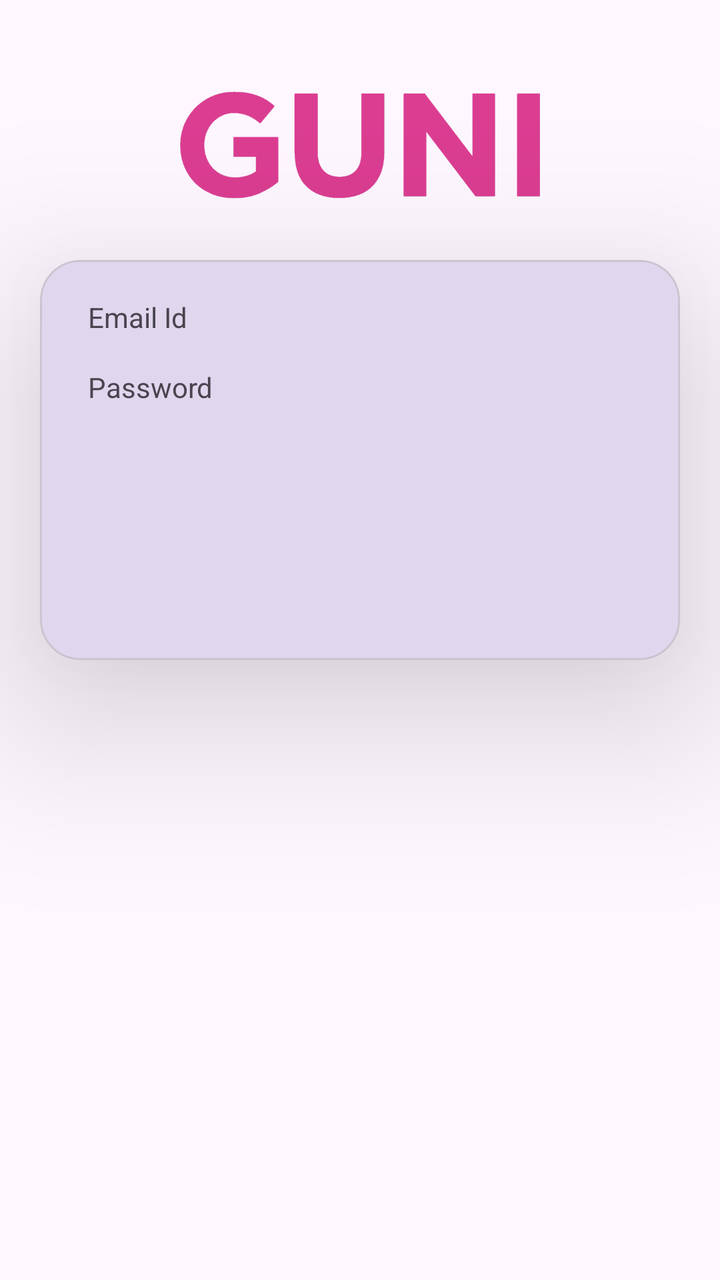
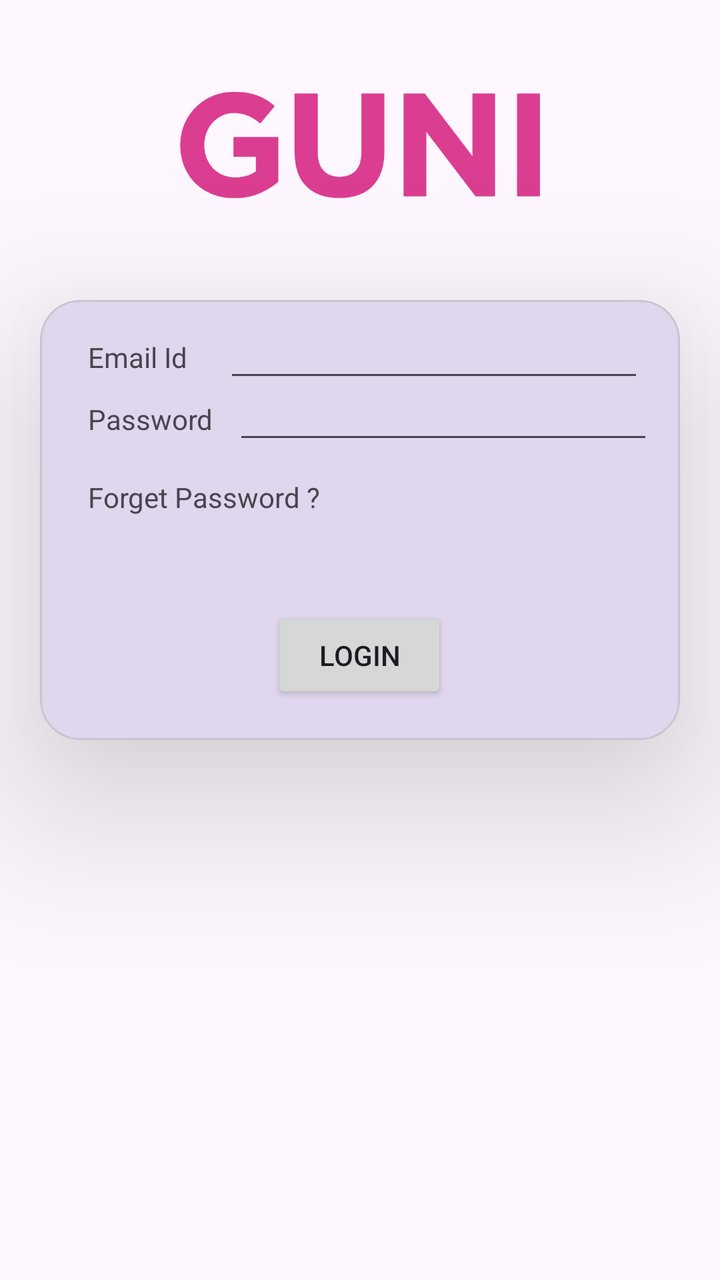

Screens rendered from an Android XML layout before and after an edit, with the pre-edit source and the edit as a unified diff.
<!-- AndroidManifest.xml: application theme Theme.ApplicationTemp -->
<!-- res/layout/activity_main.xml -->
<?xml version="1.0" encoding="utf-8"?>
<androidx.constraintlayout.widget.ConstraintLayout xmlns:android="http://schemas.android.com/apk/res/android"
    xmlns:app="http://schemas.android.com/apk/res-auto"
    xmlns:tools="http://schemas.android.com/tools"
    android:id="@+id/main"
    android:layout_width="match_parent"
    android:layout_height="match_parent"
    tools:context=".MainActivity">

    <ImageView
        android:id="@+id/imageView"
        android:layout_width="match_parent"
        android:layout_height="130dp"
        app:layout_constraintTop_toTopOf="parent"
        app:srcCompat="@drawable/guni_pink_logo"
        />
    <com.google.android.material.card.MaterialCardView
        android:layout_width="match_parent"
        android:layout_height="200dp"
        app:cardElevation="50dp"
        android:layout_marginHorizontal="20dp"
        app:cardCornerRadius="20dp"
        app:layout_constraintTop_toBottomOf="@id/imageView"
        >

        <TextView
            android:id="@+id/textView2"
            android:layout_width="1dp"
            android:layout_height="wrap_content" />
        <androidx.constraintlayout.widget.ConstraintLayout
            android:layout_width="match_parent"
            android:layout_height="match_parent">

            <TextView
                android:id="@+id/textView5"
                android:layout_width="wrap_content"
                android:layout_height="wrap_content"
                android:layout_marginStart="24dp"
                android:layout_marginTop="19dp"
                android:text="Email Id"
                app:layout_constraintStart_toStartOf="parent"
                app:layout_constraintTop_toTopOf="parent" />

            <TextView
                android:id="@+id/textView6"
                android:layout_width="wrap_content"
                android:layout_height="wrap_content"
                android:layout_marginTop="16dp"
                android:text="Password"
                app:layout_constraintStart_toStartOf="@+id/textView5"
                app:layout_constraintTop_toBottomOf="@+id/textView5" />
        </androidx.constraintlayout.widget.ConstraintLayout>
    </com.google.android.material.card.MaterialCardView>
</androidx.constraintlayout.widget.ConstraintLayout>
<!-- resources referenced by this layout -->
<resources>
  <!-- drawable guni_pink_logo: png bitmap (drawable, 16701 bytes) -->
  <style name="Theme.ApplicationTemp" parent="Base.Theme.ApplicationTemp" />
  <style name="Base.Theme.ApplicationTemp" parent="Theme.Material3.DayNight.NoActionBar">
          
          
      </style>
</resources>

<!-- the commit's change to res/layout/activity_main.xml (unified diff, before → after) -->
@@ -9,24 +9,26 @@
 
     <ImageView
         android:id="@+id/imageView"
-        android:layout_width="match_parent"
+        android:layout_width="0dp"
         android:layout_height="130dp"
+        android:contentDescription="@string/todo"
         app:layout_constraintTop_toTopOf="parent"
-        app:srcCompat="@drawable/guni_pink_logo"
+        app:layout_constraintStart_toStartOf="parent"
+        app:layout_constraintEnd_toEndOf="parent"
+        android:src="@drawable/guni_pink_logo"
         />
     <com.google.android.material.card.MaterialCardView
-        android:layout_width="match_parent"
-        android:layout_height="200dp"
+        android:layout_width="0dp"
+        android:layout_height="220dp"
         app:cardElevation="50dp"
         android:layout_marginHorizontal="20dp"
         app:cardCornerRadius="20dp"
         app:layout_constraintTop_toBottomOf="@id/imageView"
+        app:layout_constraintStart_toStartOf="parent"
+        app:layout_constraintEnd_toEndOf="parent"
+        android:layout_marginTop="20dp"
         >
 
-        <TextView
-            android:id="@+id/textView2"
-            android:layout_width="1dp"
-            android:layout_height="wrap_content" />
         <androidx.constraintlayout.widget.ConstraintLayout
             android:layout_width="match_parent"
             android:layout_height="match_parent">
@@ -37,7 +39,7 @@
                 android:layout_height="wrap_content"
                 android:layout_marginStart="24dp"
                 android:layout_marginTop="19dp"
-                android:text="Email Id"
+                android:text="@string/email_id"
                 app:layout_constraintStart_toStartOf="parent"
                 app:layout_constraintTop_toTopOf="parent" />
 
@@ -45,10 +47,55 @@
                 android:id="@+id/textView6"
                 android:layout_width="wrap_content"
                 android:layout_height="wrap_content"
-                android:layout_marginTop="16dp"
-                android:text="Password"
+                android:layout_marginTop="12dp"
+                android:text="@string/password"
                 app:layout_constraintStart_toStartOf="@+id/textView5"
                 app:layout_constraintTop_toBottomOf="@+id/textView5" />
+
+            <TextView
+                android:id="@+id/textView"
+                android:layout_width="wrap_content"
+                android:layout_height="wrap_content"
+                android:layout_marginTop="20dp"
+                android:text="@string/forget_password"
+                app:layout_constraintStart_toStartOf="@+id/textView6"
+                app:layout_constraintTop_toBottomOf="@+id/textView6" />
+
+            <EditText
+                android:id="@+id/editTextText3"
+                android:layout_width="wrap_content"
+                android:layout_height="wrap_content"
+                android:ems="10"
+                android:inputType="text"
+                app:layout_constraintBaseline_toBaselineOf="@+id/textView5"
+                app:layout_constraintEnd_toEndOf="parent"
+                app:layout_constraintStart_toEndOf="@+id/textView5"
+                tools:ignore="Autofill,LabelFor" />
+
+            <EditText
+                android:id="@+id/editTextText4"
+                android:layout_width="wrap_content"
+                android:layout_height="wrap_content"
+                android:ems="10"
+                android:inputType="text"
+                app:layout_constraintBaseline_toBaselineOf="@+id/textView6"
+                app:layout_constraintEnd_toEndOf="parent"
+                app:layout_constraintHorizontal_bias="0.426"
+                app:layout_constraintStart_toEndOf="@+id/textView6"
+                tools:ignore="Autofill,LabelFor" />
+
+            <Button
+                android:id="@+id/button3"
+                android:layout_width="wrap_content"
+                android:layout_height="wrap_content"
+                android:text="@string/login"
+                app:layout_constraintBottom_toBottomOf="parent"
+                app:layout_constraintEnd_toEndOf="parent"
+                app:layout_constraintHorizontal_bias="0.498"
+                app:layout_constraintStart_toStartOf="parent"
+                app:layout_constraintTop_toTopOf="parent"
+                app:layout_constraintVertical_bias="0.894" />
+
         </androidx.constraintlayout.widget.ConstraintLayout>
     </com.google.android.material.card.MaterialCardView>
 </androidx.constraintlayout.widget.ConstraintLayout>
<!-- resource entries referenced after the edit -->
@@ -1,6 +1,11 @@
 <!-- resources referenced by this layout -->
 <resources>
   <!-- drawable guni_pink_logo: png bitmap (drawable, 16701 bytes) -->
+  <string name="email_id">Email Id</string>
+  <string name="forget_password">Forget Password ?</string>
+  <string name="login">Login</string>
+  <string name="password">Password</string>
+  <string name="todo">TODO</string>
   <style name="Theme.ApplicationTemp" parent="Base.Theme.ApplicationTemp" />
   <style name="Base.Theme.ApplicationTemp" parent="Theme.Material3.DayNight.NoActionBar">
           
